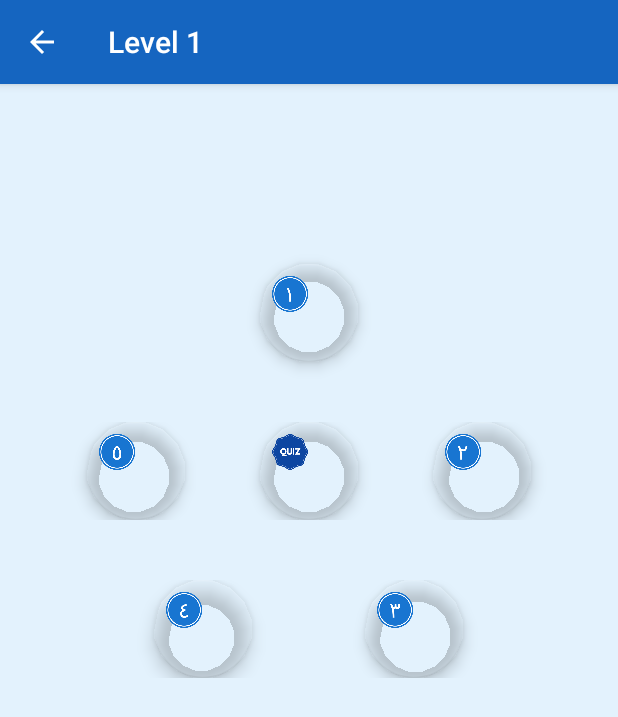
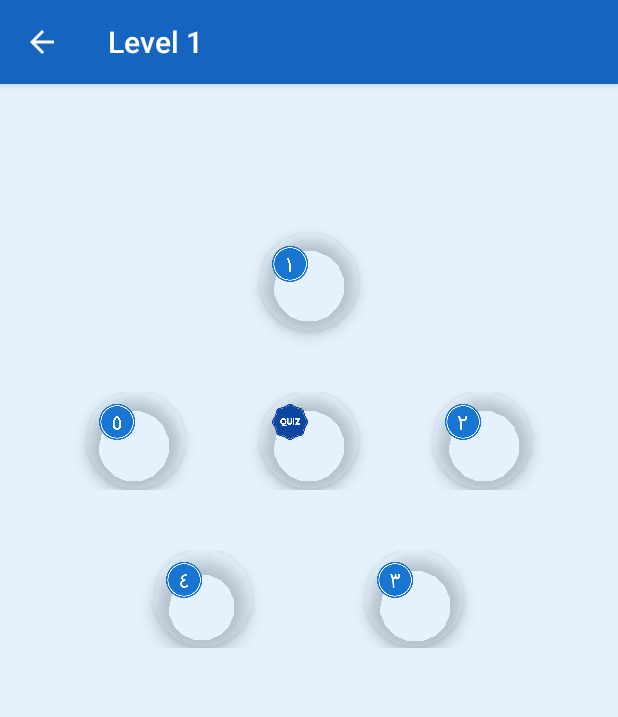
Before and after one commit to dindakhrsm/BiT, an Android app: the PageMateri1Activity screen opened directly, with no data from a screen before it, on a phone screen of 412 x 824 dp. Shown: the top 717 px of the screen. Run offline under Robolectric (Android 15) with nearby library versions, the phone set to English and light mode, and no system bars.

```diff
--- a/app/src/main/java/com/fissilmi/acer/bit/Topic13Activity.java
+++ b/app/src/main/java/com/fissilmi/acer/bit/Topic13Activity.java
@@ -1,6 +1,7 @@
 package com.fissilmi.acer.bit;
 
 import android.content.Intent;
+import android.media.MediaPlayer;
 import android.os.Bundle;
 import android.support.v7.app.AppCompatActivity;
 import android.view.View;
--- a/app/src/main/res/layout/selection_level1.xml
+++ b/app/src/main/res/layout/selection_level1.xml
@@ -14,7 +14,7 @@
         android:id="@+id/materiA1"
         app:backgroundTint="@android:color/transparent"
         android:layout_gravity="center_horizontal"
-        android:layout_marginTop="120dp"
+        android:layout_marginTop="100dp"
         android:layout_height="65dp" />
 
     <LinearLayout
--- a/app/src/main/res/layout/selection_level2.xml
+++ b/app/src/main/res/layout/selection_level2.xml
@@ -14,7 +14,7 @@
         android:id="@+id/materiB1"
         app:backgroundTint="@android:color/transparent"
         android:layout_gravity="center_horizontal"
-        android:layout_marginTop="120dp"
+        android:layout_marginTop="100dp"
         android:layout_height="65dp" />
 
     <LinearLayout
--- a/app/src/main/res/layout/selection_level3.xml
+++ b/app/src/main/res/layout/selection_level3.xml
@@ -14,7 +14,7 @@
         android:id="@+id/materiC1"
         app:backgroundTint="@android:color/transparent"
         android:layout_gravity="center_horizontal"
-        android:layout_marginTop="120dp"
+        android:layout_marginTop="100dp"
         android:layout_height="65dp" />
 
     <LinearLayout
```
